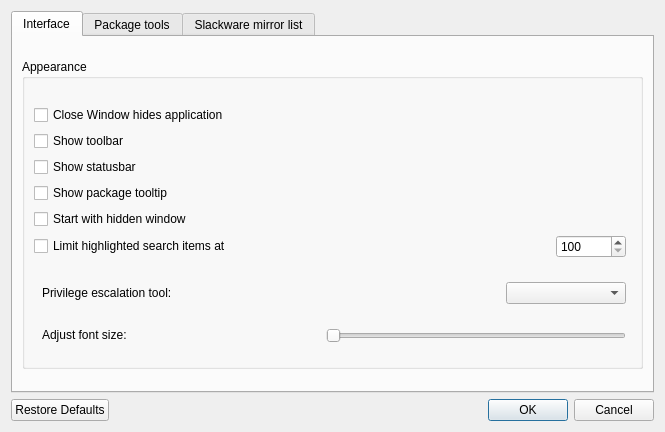
Old version of the form ui/setupdialog.ui in the repository aarnt/qtgzmanager.
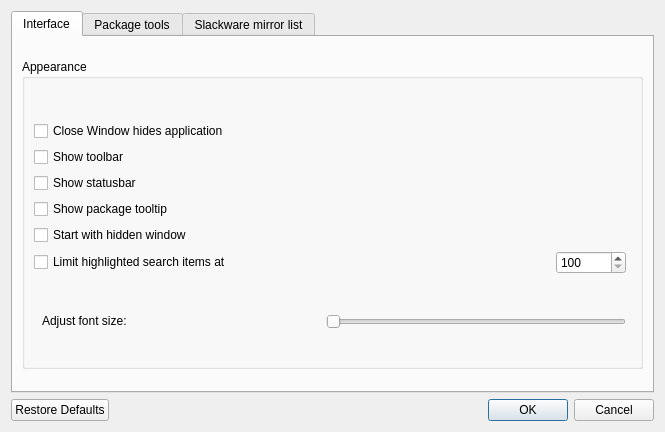
New version of the form. The open tabs and pages were chosen to show the change.

Commit message: - Remove privilege escalation info from setup.

What changed in the file:
```diff
--- a/ui/setupdialog.ui
+++ b/ui/setupdialog.ui
@@ -72,6 +72,86 @@
              <property name="horizontalSpacing">
               <number>6</number>
              </property>
+             <item row="3" column="0">
+              <spacer name="verticalSpacer_7">
+               <property name="orientation">
+                <enum>Qt::Vertical</enum>
+               </property>
+               <property name="sizeType">
+                <enum>QSizePolicy::Maximum</enum>
+               </property>
+               <property name="sizeHint" stdset="0">
+                <size>
+                 <width>20</width>
+                 <height>5</height>
+                </size>
+               </property>
+              </spacer>
+             </item>
+             <item row="2" column="0">
+              <layout class="QHBoxLayout" name="horizontalLayout_3">
+               <item>
+                <widget class="QLabel" name="lblFontSize">
+                 <property name="sizePolicy">
+                  <sizepolicy hsizetype="MinimumExpanding" vsizetype="Fixed">
+                   <horstretch>0</horstretch>
+                   <verstretch>0</verstretch>
+                  </sizepolicy>
+                 </property>
+                 <property name="maximumSize">
+                  <size>
+                   <width>270</width>
+                   <height>16777215</height>
+                  </size>
+                 </property>
+                 <property name="toolTip">
+                  <string/>
+                 </property>
+                 <property name="text">
+                  <string>Adjust font size:</string>
+                 </property>
+                </widget>
+               </item>
+               <item>
+                <widget class="QSlider" name="sliderFont">
+                 <property name="sizePolicy">
+                  <sizepolicy hsizetype="MinimumExpanding" vsizetype="Fixed">
+                   <horstretch>0</horstretch>
+                   <verstretch>0</verstretch>
+                  </sizepolicy>
+                 </property>
+                 <property name="maximumSize">
+                  <size>
+                   <width>300</width>
+                   <height>16777215</height>
+                  </size>
+                 </property>
+                 <property name="toolTip">
+                  <string/>
+                 </property>
+                 <property name="orientation">
+                  <enum>Qt::Horizontal</enum>
+                 </property>
+                </widget>
+               </item>
+              </layout>
+             </item>
+             <item row="1" column="0">
+              <spacer name="verticalSpacer_3">
+               <property name="orientation">
+                <enum>Qt::Vertical</enum>
+               </property>
+               <property name="sizeType">
+                <enum>QSizePolicy::Fixed</enum>
+               </property>
+               <property name="sizeHint" stdset="0">
+                <size>
+                 <width>20</width>
+                 <height>5</height>
+                </size>
+               </property>
+              </spacer>
+             </item>
              <item row="0" column="0">
               <layout class="QVBoxLayout" name="verticalLayout_3">
                <property name="sizeConstraint">
@@ -208,147 +288,6 @@
                </item>
               </layout>
              </item>
-             <item row="1" column="0">
-              <spacer name="verticalSpacer_3">
-               <property name="orientation">
-                <enum>Qt::Vertical</enum>
-               </property>
-               <property name="sizeType">
-                <enum>QSizePolicy::Fixed</enum>
-               </property>
-               <property name="sizeHint" stdset="0">
-                <size>
-                 <width>20</width>
-                 <height>5</height>
-                </size>
-               </property>
-              </spacer>
-             </item>
-             <item row="2" column="0">
-              <layout class="QHBoxLayout" name="horizontalLayout_2">
-               <item>
-                <widget class="QLabel" name="lblPrivilege">
-                 <property name="sizePolicy">
-                  <sizepolicy hsizetype="MinimumExpanding" vsizetype="Fixed">
-                   <horstretch>0</horstretch>
-                   <verstretch>0</verstretch>
-                  </sizepolicy>
-                 </property>
-                 <property name="maximumSize">
-                  <size>
-                   <width>450</width>
-                   <height>16777215</height>
-                  </size>
-                 </property>
-                 <property name="text">
-                  <string>Privilege escalation tool:</string>
-                 </property>
-                </widget>
-               </item>
-               <item>
-                <widget class="QComboBox" name="cbPrivilege">
-                 <property name="sizePolicy">
-                  <sizepolicy hsizetype="MinimumExpanding" vsizetype="Fixed">
-                   <horstretch>0</horstretch>
-                   <verstretch>0</verstretch>
-                  </sizepolicy>
-                 </property>
-                 <property name="minimumSize">
-                  <size>
-                   <width>120</width>
-                   <height>0</height>
-                  </size>
-                 </property>
-                 <property name="maximumSize">
-                  <size>
-                   <width>0</width>
-                   <height>16777215</height>
-                  </size>
-                 </property>
-                </widget>
-               </item>
-              </layout>
-             </item>
-             <item row="3" column="0">
-              <spacer name="verticalSpacer_4">
-               <property name="orientation">
-                <enum>Qt::Vertical</enum>
-               </property>
-               <property name="sizeType">
-                <enum>QSizePolicy::Fixed</enum>
-               </property>
-               <property name="sizeHint" stdset="0">
-                <size>
-                 <width>20</width>
-                 <height>5</height>
-                </size>
-               </property>
-              </spacer>
-             </item>
-             <item row="4" column="0">
-              <layout class="QHBoxLayout" name="horizontalLayout_3">
-               <item>
-                <widget class="QLabel" name="lblFontSize">
-                 <property name="sizePolicy">
-                  <sizepolicy hsizetype="MinimumExpanding" vsizetype="Fixed">
-                   <horstretch>0</horstretch>
-                   <verstretch>0</verstretch>
-                  </sizepolicy>
-                 </property>
-                 <property name="maximumSize">
-                  <size>
-                   <width>270</width>
-                   <height>16777215</height>
-                  </size>
-                 </property>
-                 <property name="toolTip">
-                  <string/>
-                 </property>
-                 <property name="text">
-                  <string>Adjust font size:</string>
-                 </property>
-                </widget>
-               </item>
-               <item>
-                <widget class="QSlider" name="sliderFont">
-                 <property name="sizePolicy">
-                  <sizepolicy hsizetype="MinimumExpanding" vsizetype="Fixed">
-                   <horstretch>0</horstretch>
-                   <verstretch>0</verstretch>
-                  </sizepolicy>
-                 </property>
-                 <property name="maximumSize">
-                  <size>
-                   <width>300</width>
-                   <height>16777215</height>
-                  </size>
-                 </property>
-                 <property name="toolTip">
-                  <string/>
-                 </property>
-                 <property name="orientation">
-                  <enum>Qt::Horizontal</enum>
-                 </property>
-                </widget>
-               </item>
-              </layout>
-             </item>
-             <item row="5" column="0">
-              <spacer name="verticalSpacer_7">
-               <property name="orientation">
-                <enum>Qt::Vertical</enum>
-               </property>
-               <property name="sizeType">
-                <enum>QSizePolicy::Maximum</enum>
-               </property>
-               <property name="sizeHint" stdset="0">
-                <size>
-                 <width>20</width>
-                 <height>5</height>
-                </size>
-               </property>
-              </spacer>
-             </item>
             </layout>
            </widget>
           </widget>
```
Left out of the diff: 2 changed lines with no effect on the pictures. The commit also changes 1 other file.
